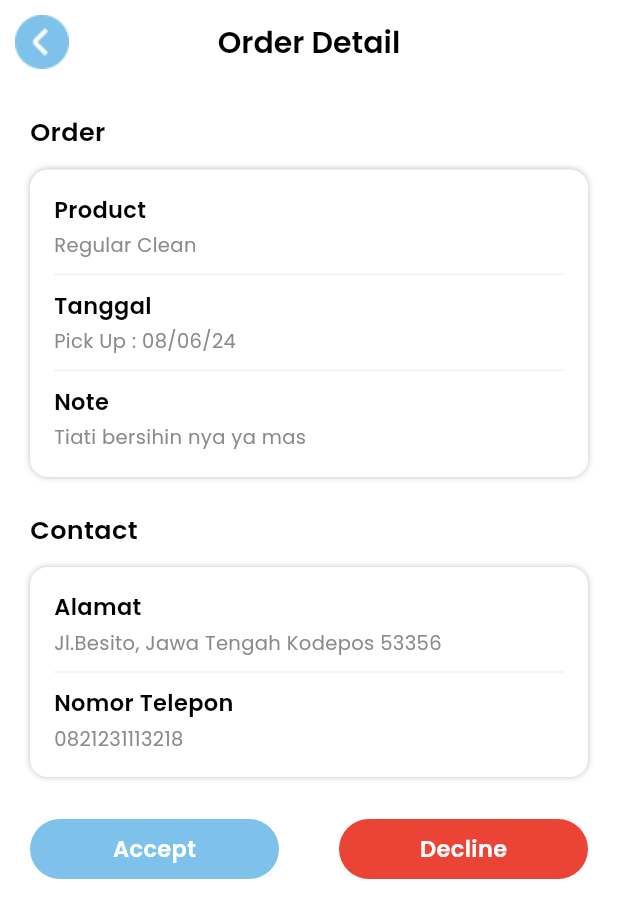
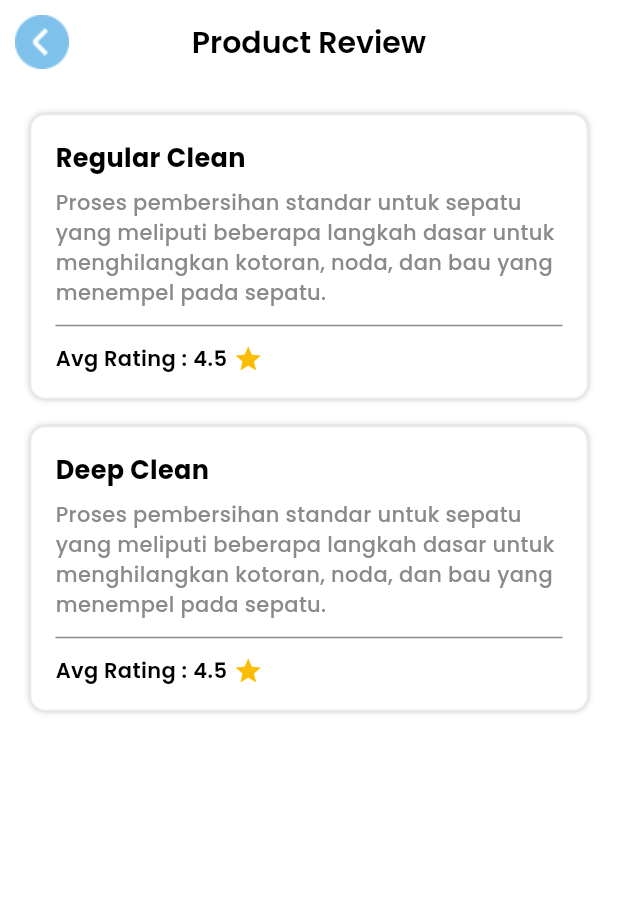
Before and after one commit to bawwaz/SeatuErsih-Admin-, a Flutter app: the screen it shows after launch, on a phone screen of 412 x 824 dp. Shown: the top 918 px of the screen. Run offline on Flutter 3.47's test engine with Material 3 defaults, Android fonts, the phone set to English and light mode, and no system bars; our stand-ins replace dio, get, google_fonts, shared_preferences; missing offline and left inert: dart:ffi.

Commit message:
feat: [DNA] add ui product review

```diff
--- a/lib/main.dart
+++ b/lib/main.dart
@@ -14,7 +14,7 @@ class MyApp extends StatelessWidget {
     return GetMaterialApp(
       title: 'Flutter Demo',
       debugShowCheckedModeBanner: false,
-      initialRoute: Routes.orderrequest,
+      initialRoute: Routes.productreview,
       getPages: Routes.pages,
       theme: ThemeData(
         colorScheme: ColorScheme.fromSeed(seedColor: Color(0xFF7EC1EB)),
--- a/lib/routes/routes.dart
+++ b/lib/routes/routes.dart
@@ -10,6 +10,7 @@ import 'package:seatu_ersih_admin/view/order_request_page/order_request_view.dar
 import 'package:seatu_ersih_admin/view/order_status_completed_page/order_status_completed_view.dart';
 import 'package:seatu_ersih_admin/view/order_status_declined_page/order_status_declined_view.dart';
 import 'package:seatu_ersih_admin/view/order_status_inprogress_page/order_status_inprogress_view.dart';
+import 'package:seatu_ersih_admin/view/product_review_page/product_review_view.dart';
 import 'package:seatu_ersih_admin/view/register_page/RegisterviewPage.dart';
 
 class Routes {
@@ -25,6 +26,7 @@ class Routes {
   static String orderstatusinprogress = '/orderstatusinprogress';
   static String orderstatuscompleted = '/orderstatuscompleted';
   static String orderstatusdeclined = '/orderstatusdeclined';
+  static String productreview = '/productreview';
 
   static List<GetPage> pages = [
     GetPage(name: homepage, page: () => HomePage()),
@@ -39,5 +41,6 @@ class Routes {
     GetPage(name: orderstatusinprogress, page: () => OrderStatusInprogressView()),
     GetPage(name: orderstatuscompleted, page: () => OrderStatusCompletedView()),
     GetPage(name: orderstatusdeclined, page: () => OrderStatusDeclinedView()),
+    GetPage(name: productreview, page: () => ProductReviewView()),
   ];
 }
--- /dev/null
+++ b/lib/view/product_review_page/product_review_binding.dart
@@ -0,0 +1,9 @@
+import 'package:get/get.dart';
+import 'package:seatu_ersih_admin/view/product_review_page/product_review_controller.dart';
+
+class orderStatusBinding extends Bindings {
+  @override
+  void dependencies() {
+    Get.lazyPut<ProductReviewController>(() => ProductReviewController());
+  }
+}
--- /dev/null
+++ b/lib/view/product_review_page/product_review_controller.dart
@@ -0,0 +1,5 @@
+import 'package:get/get.dart';
+
+class ProductReviewController extends GetxController {
+
+}
--- /dev/null
+++ b/lib/view/product_review_page/product_review_view.dart
@@ -0,0 +1,77 @@
+import 'package:flutter/material.dart';
+import 'package:google_fonts/google_fonts.dart';
+import 'package:seatu_ersih_admin/view/product_review_page/widget/card_product_review_deep.dart';
+import 'package:seatu_ersih_admin/view/product_review_page/widget/card_product_review_regular.dart';
+
+class ProductReviewView extends StatelessWidget {
+  const ProductReviewView({super.key});
+
+  @override
+  Widget build(BuildContext context) {
+    return Scaffold(
+      backgroundColor: Color(0xFFFFFFFF),
+      appBar: AppBar(
+        backgroundColor: Color(0xFFFFFFFF),
+        automaticallyImplyLeading: false,
+        leading: InkWell(
+          onTap: () {},
+          child: Image.asset('assets/img/angle-circle-right 1.png'),
+        ),
+        centerTitle: true,
+        title: Text(
+          'Product Review',
+          style: GoogleFonts.poppins(
+            fontWeight: FontWeight.w600,
+            color: Colors.black,
+            fontSize: 20,
+          ),
+        ),
+      ),
+      body: SingleChildScrollView(
+        padding: EdgeInsets.all(20),
+        child: Column(
+          crossAxisAlignment: CrossAxisAlignment.start,
+          children: [
+            Container(
+              padding: EdgeInsets.all(16),
+              decoration: BoxDecoration(
+                color: Colors.white,
+                borderRadius: BorderRadius.circular(10),
+                boxShadow: [
+                  BoxShadow(
+                    color: Colors.black.withOpacity(0.25),
+                    spreadRadius: 0,
+                    blurRadius: 3,
+                    offset: Offset(0, 0),
+                  ),
+                ],
+                border: Border.all(color: Colors.grey.shade200),
+              ),
+              child: CardProductReviewRegular(),
+            ),
+            SizedBox(
+              height: 18,
+            ),
+            Container(
+              padding: EdgeInsets.all(16),
+              decoration: BoxDecoration(
+                color: Colors.white,
+                borderRadius: BorderRadius.circular(10),
+                boxShadow: [
+                  BoxShadow(
+                    color: Colors.black.withOpacity(0.25),
+                    spreadRadius: 0,
+                    blurRadius: 3,
+                    offset: Offset(0, 0),
+                  ),
+                ],
+                border: Border.all(color: Colors.grey.shade200),
+              ),
+              child: CardProductReviewDeep(),
+            ),
+          ],
+        ),
+      ),
+    );
+  }
+}
--- /dev/null
+++ b/lib/view/product_review_page/widget/card_product_review_deep.dart
@@ -0,0 +1,70 @@
+import 'package:flutter/material.dart';
+import 'package:google_fonts/google_fonts.dart';
+
+
+class CardProductReviewDeep extends StatelessWidget {
+  const CardProductReviewDeep({
+    super.key,
+  });
+
+  @override
+  Widget build(BuildContext context) {
+    return Column(
+      crossAxisAlignment: CrossAxisAlignment.start,
+      children: [
+        Text(
+          'Deep Clean',
+          style: GoogleFonts.poppins(
+            fontWeight: FontWeight.bold,
+            fontSize: 17,
+            color: Colors.black,
+          ),
+        ),
+        SizedBox(height: 8),
+        Text(
+          'Proses pembersihan standar untuk sepatu yang meliputi beberapa langkah dasar untuk menghilangkan kotoran, noda, dan bau yang menempel pada sepatu.',
+          style: GoogleFonts.poppins(
+              fontSize: 14,
+              color: Color(0xff8A8A8A),
+              fontWeight: FontWeight.w500),
+        ),
+        Divider(
+          height: 24,
+          thickness: 1,
+          color: Color(0xff8A8A8A),
+        ),
+        Row(
+          mainAxisAlignment: MainAxisAlignment.spaceBetween,
+          children: [
+            Row(
+              children: [
+                Text(
+                  'Avg Rating :',
+                  style: GoogleFonts.poppins(
+                      fontSize: 14,
+                      color: Colors.black,
+                      fontWeight: FontWeight.w600),
+                ),
+                SizedBox(width: 4),
+                Text(
+                  '4.5',
+                  style: GoogleFonts.poppins(
+                    fontWeight: FontWeight.w600,
+                    fontSize: 14,
+                    color: Colors.black,
+                  ),
+                ),
+                SizedBox(width: 4),
+                Icon(
+                  Icons.star,
+                  color: Color(0xFFFBBC05),
+                  size: 20,
+                ),
+              ],
+            ),
+          ],
+        ),
+      ],
+    );
+  }
+}
--- /dev/null
+++ b/lib/view/product_review_page/widget/card_product_review_regular.dart
@@ -0,0 +1,70 @@
+import 'package:flutter/material.dart';
+import 'package:google_fonts/google_fonts.dart';
+
+
+class CardProductReviewRegular extends StatelessWidget {
+  const CardProductReviewRegular({
+    super.key,
+  });
+
+  @override
+  Widget build(BuildContext context) {
+    return Column(
+      crossAxisAlignment: CrossAxisAlignment.start,
+      children: [
+        Text(
+          'Regular Clean',
+          style: GoogleFonts.poppins(
+            fontWeight: FontWeight.bold,
+            fontSize: 17,
+            color: Colors.black,
+          ),
+        ),
+        SizedBox(height: 8),
+        Text(
+          'Proses pembersihan standar untuk sepatu yang meliputi beberapa langkah dasar untuk menghilangkan kotoran, noda, dan bau yang menempel pada sepatu.',
+          style: GoogleFonts.poppins(
+              fontSize: 14,
+              color: Color(0xff8A8A8A),
+              fontWeight: FontWeight.w500),
+        ),
+        Divider(
+          height: 24,
+          thickness: 1,
+          color: Color(0xff8A8A8A),
+        ),
+        Row(
+          mainAxisAlignment: MainAxisAlignment.spaceBetween,
+          children: [
+            Row(
+              children: [
+                Text(
+                  'Avg Rating :',
+                  style: GoogleFonts.poppins(
+                      fontSize: 14,
+                      color: Colors.black,
+                      fontWeight: FontWeight.w600),
+                ),
+                SizedBox(width: 4),
+                Text(
+                  '4.5',
+                  style: GoogleFonts.poppins(
+                    fontWeight: FontWeight.w600,
+                    fontSize: 14,
+                    color: Colors.black,
+                  ),
+                ),
+                SizedBox(width: 4),
+                Icon(
+                  Icons.star,
+                  color: Color(0xFFFBBC05),
+                  size: 20,
+                ),
+              ],
+            ),
+          ],
+        ),
+      ],
+    );
+  }
+}
```
